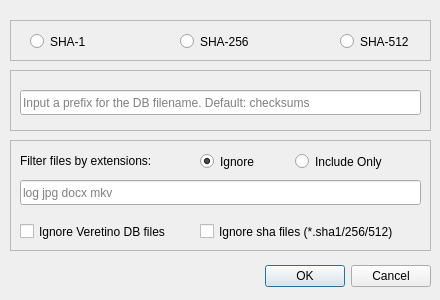
Qt form src/settingsdialog.ui (artemvlas/veretino) before a commit.
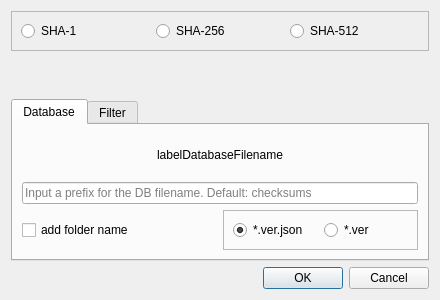
The same form after that commit.

Diff of the .ui file:
```diff
--- a/src/settingsdialog.ui
+++ b/src/settingsdialog.ui
@@ -13,114 +13,158 @@
   <property name="windowTitle">
    <string>Settings</string>
   </property>
-  <widget class="QDialogButtonBox" name="buttonBox">
-   <property name="geometry">
-    <rect>
-     <x>250</x>
-     <y>260</y>
-     <width>181</width>
-     <height>32</height>
-    </rect>
-   </property>
-   <property name="orientation">
-    <enum>Qt::Horizontal</enum>
-   </property>
-   <property name="standardButtons">
-    <set>QDialogButtonBox::Cancel|QDialogButtonBox::Ok</set>
-   </property>
-  </widget>
+  <layout class="QVBoxLayout" name="verticalLayout">
+   <item>
   <widget class="QFrame" name="frame">
-   <property name="geometry">
-    <rect>
-     <x>10</x>
-     <y>20</y>
-     <width>421</width>
-     <height>41</height>
-    </rect>
-   </property>
    <property name="frameShape">
     <enum>QFrame::StyledPanel</enum>
    </property>
    <property name="frameShadow">
     <enum>QFrame::Raised</enum>
    </property>
+     <layout class="QHBoxLayout" name="horizontalLayout">
+      <item>
    <widget class="QRadioButton" name="rbSha1">
-    <property name="geometry">
-     <rect>
-      <x>20</x>
-      <y>10</y>
-      <width>92</width>
-      <height>23</height>
-     </rect>
-    </property>
     <property name="text">
      <string>SHA-1</string>
     </property>
    </widget>
+      </item>
+      <item>
    <widget class="QRadioButton" name="rbSha256">
-    <property name="geometry">
-     <rect>
-      <x>170</x>
-      <y>10</y>
-      <width>92</width>
-      <height>23</height>
-     </rect>
-    </property>
     <property name="text">
      <string>SHA-256</string>
     </property>
    </widget>
+      </item>
+      <item>
    <widget class="QRadioButton" name="rbSha512">
-    <property name="geometry">
-     <rect>
-      <x>330</x>
-      <y>10</y>
-      <width>81</width>
-      <height>23</height>
-     </rect>
-    </property>
     <property name="text">
      <string>SHA-512</string>
     </property>
    </widget>
-  </widget>
-  <widget class="QFrame" name="frame_2">
-   <property name="geometry">
-    <rect>
-     <x>10</x>
-     <y>140</y>
-     <width>421</width>
-     <height>111</height>
-    </rect>
-   </property>
+      </item>
+     </layout>
+    </widget>
+   </item>
+   <item>
+    <spacer name="verticalSpacer">
+     <property name="orientation">
+      <enum>Qt::Vertical</enum>
+     </property>
+     <property name="sizeHint" stdset="0">
+      <size>
+       <width>20</width>
+       <height>40</height>
+      </size>
+     </property>
+    </spacer>
+   </item>
+   <item>
+    <widget class="QTabWidget" name="tabWidget">
+     <property name="currentIndex">
+      <number>0</number>
+     </property>
+     <widget class="QWidget" name="tabDatabase">
+      <attribute name="title">
+       <string>Database</string>
+      </attribute>
+      <layout class="QGridLayout" name="gridLayout">
+       <item row="2" column="0">
+        <widget class="QCheckBox" name="cbAddFolderName">
+         <property name="text">
+          <string>add folder name</string>
+         </property>
+         <property name="checked">
+          <bool>false</bool>
+         </property>
+        </widget>
+       </item>
+       <item row="2" column="1">
+        <widget class="QFrame" name="frame_3">
    <property name="frameShape">
     <enum>QFrame::StyledPanel</enum>
    </property>
    <property name="frameShadow">
     <enum>QFrame::Raised</enum>
    </property>
+         <layout class="QHBoxLayout" name="horizontalLayout_2">
+          <item>
+           <widget class="QRadioButton" name="rbExtVerJson">
+            <property name="text">
+             <string>*.ver.json</string>
+            </property>
+            <property name="checked">
+             <bool>true</bool>
+            </property>
+           </widget>
+          </item>
+          <item>
+           <widget class="QRadioButton" name="rbExtVer">
+            <property name="text">
+             <string>*.ver</string>
+            </property>
+            <property name="checked">
+             <bool>false</bool>
+            </property>
+           </widget>
+          </item>
+         </layout>
+        </widget>
+       </item>
+       <item row="1" column="0" colspan="2">
+        <widget class="QLineEdit" name="inputJsonFileNamePrefix">
+         <property name="placeholderText">
+          <string>Input a prefix for the DB filename. Default: checksums</string>
+         </property>
+         <property name="clearButtonEnabled">
+          <bool>true</bool>
+         </property>
+        </widget>
+       </item>
+       <item row="0" column="0" colspan="2">
+        <widget class="QLabel" name="labelDatabaseFilename">
+         <property name="text">
+          <string>labelDatabaseFilename</string>
+         </property>
+         <property name="alignment">
+          <set>Qt::AlignCenter</set>
+         </property>
+        </widget>
+       </item>
+      </layout>
+     </widget>
+     <widget class="QWidget" name="tabFilter">
+      <attribute name="title">
+       <string>Filter</string>
+      </attribute>
+      <layout class="QGridLayout" name="gridLayout_2">
+       <item row="3" column="1">
+        <widget class="QCheckBox" name="ignoreDbFiles">
+         <property name="toolTip">
+          <string>Exclude *.ver.json files from the filelist</string>
+         </property>
+         <property name="text">
+          <string>Ignore Veretino DB files</string>
+         </property>
+        </widget>
+       </item>
+       <item row="0" column="3">
+        <widget class="QRadioButton" name="radioButtonIncludeOnly">
+         <property name="text">
+          <string>Include Only</string>
+         </property>
+        </widget>
+       </item>
+       <item row="0" column="1">
    <widget class="QLabel" name="label">
-    <property name="geometry">
-     <rect>
-      <x>10</x>
-      <y>10</y>
-      <width>211</width>
-      <height>21</height>
-     </rect>
-    </property>
     <property name="text">
      <string>Filter files by extensions:</string>
     </property>
    </widget>
+       </item>
+       <item row="1" column="1" colspan="3">
    <widget class="QLineEdit" name="inputExtensions">
-    <property name="geometry">
-     <rect>
-      <x>10</x>
-      <y>40</y>
-      <width>401</width>
-      <height>25</height>
-     </rect>
-    </property>
     <property name="toolTip">
      <string>Extensions list separated by spaces</string>
     </property>
@@ -131,31 +175,32 @@
      <bool>true</bool>
     </property>
    </widget>
-   <widget class="QCheckBox" name="ignoreDbFiles">
-    <property name="geometry">
-     <rect>
-      <x>10</x>
-      <y>80</y>
-      <width>181</width>
-      <height>23</height>
-     </rect>
-    </property>
-    <property name="toolTip">
-     <string>Exclude *.ver.json files from the filelist</string>
-    </property>
+       </item>
+       <item row="0" column="2">
+        <widget class="QRadioButton" name="radioButtonIgnore">
     <property name="text">
-     <string>Ignore Veretino DB files</string>
-    </property>
-   </widget>
+          <string>Ignore</string>
+         </property>
+         <property name="checked">
+          <bool>true</bool>
+         </property>
+        </widget>
+       </item>
+       <item row="4" column="1">
+        <spacer name="verticalSpacer_2">
+         <property name="orientation">
+          <enum>Qt::Vertical</enum>
+         </property>
+         <property name="sizeHint" stdset="0">
+          <size>
+           <width>20</width>
+           <height>40</height>
+          </size>
+         </property>
+        </spacer>
+       </item>
+       <item row="3" column="2" colspan="2">
    <widget class="QCheckBox" name="ignoreShaFiles">
-    <property name="geometry">
-     <rect>
-      <x>190</x>
-      <y>80</y>
-      <width>231</width>
-      <height>23</height>
-     </rect>
-    </property>
     <property name="toolTip">
      <string>Exclude checksum summary files from the filelist</string>
     </property>
@@ -163,68 +208,22 @@
      <string>Ignore sha files (*.sha1/256/512)</string>
     </property>
    </widget>
-   <widget class="QRadioButton" name="radioButtonIgnore">
-    <property name="geometry">
-     <rect>
-      <x>190</x>
-      <y>10</y>
-      <width>96</width>
-      <height>23</height>
-     </rect>
-    </property>
-    <property name="text">
-     <string>Ignore</string>
-    </property>
-    <property name="checked">
-     <bool>true</bool>
-    </property>
-   </widget>
-   <widget class="QRadioButton" name="radioButtonIncludeOnly">
-    <property name="geometry">
-     <rect>
-      <x>285</x>
-      <y>10</y>
-      <width>121</width>
-      <height>23</height>
-     </rect>
-    </property>
-    <property name="text">
-     <string>Include Only</string>
-    </property>
-   </widget>
-  </widget>
-  <widget class="QFrame" name="frame_3">
-   <property name="geometry">
-    <rect>
-     <x>10</x>
-     <y>70</y>
-     <width>421</width>
-     <height>61</height>
-    </rect>
-   </property>
-   <property name="frameShape">
-    <enum>QFrame::StyledPanel</enum>
-   </property>
-   <property name="frameShadow">
-    <enum>QFrame::Raised</enum>
-   </property>
-   <widget class="QLineEdit" name="inputJsonFileNamePrefix">
-    <property name="geometry">
-     <rect>
-      <x>10</x>
-      <y>20</y>
-      <width>401</width>
-      <height>25</height>
-     </rect>
-    </property>
-    <property name="placeholderText">
-     <string>Input a prefix for the DB filename. Default: checksums</string>
-    </property>
-    <property name="clearButtonEnabled">
-     <bool>true</bool>
-    </property>
-   </widget>
-  </widget>
+       </item>
+      </layout>
+     </widget>
+    </widget>
+   </item>
+   <item>
+    <widget class="QDialogButtonBox" name="buttonBox">
+     <property name="orientation">
+      <enum>Qt::Horizontal</enum>
+     </property>
+     <property name="standardButtons">
+      <set>QDialogButtonBox::Cancel|QDialogButtonBox::Ok</set>
+     </property>
+    </widget>
+   </item>
+  </layout>
  </widget>
  <resources/>
  <connections>
```
Lines whose indentation alone changed are shown as unchanged.
